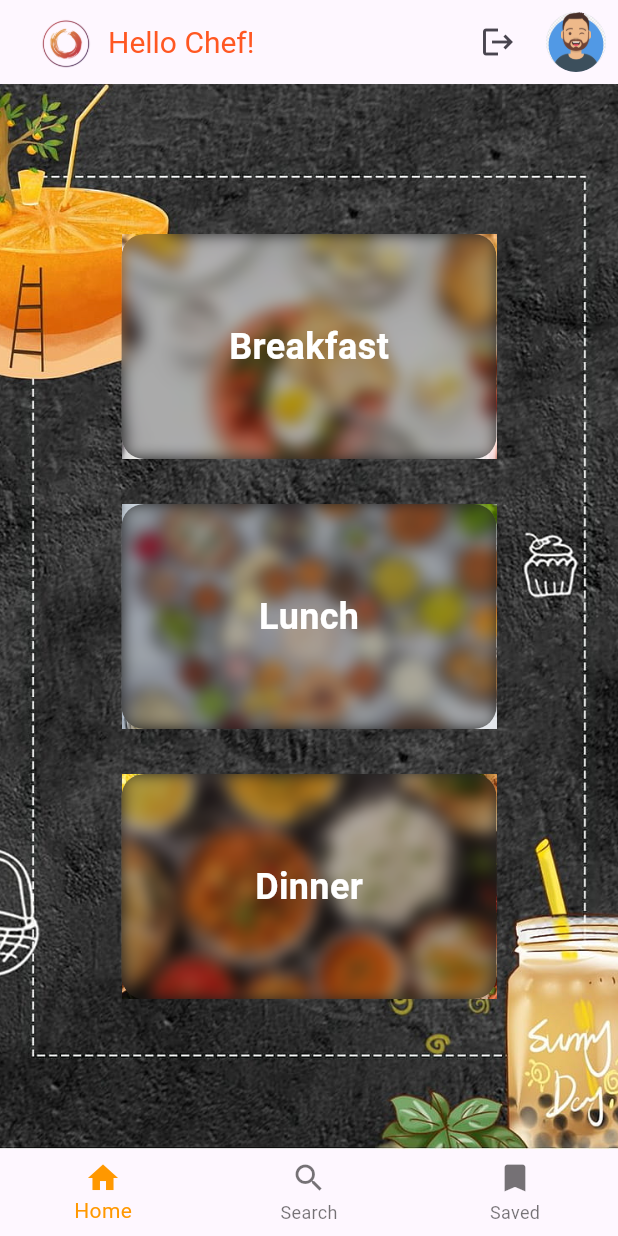
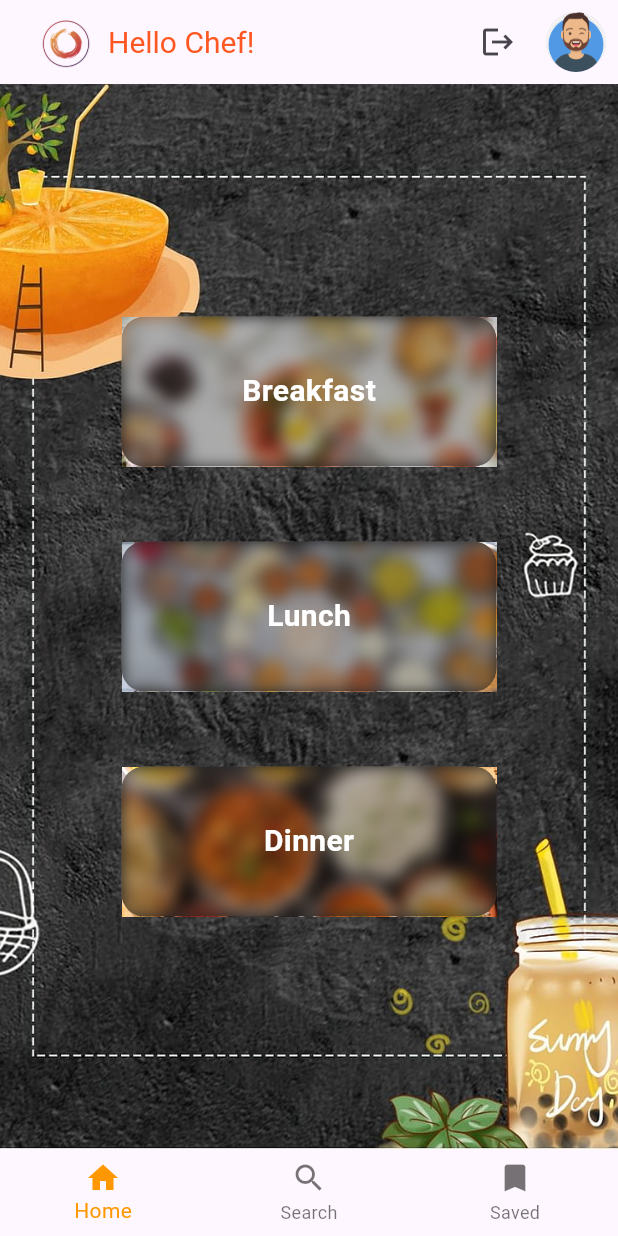
Before and after one commit to tiirth22/FlavorSphere, a Flutter app: the screen it shows once a user with an empty profile is signed in, on a phone screen of 412 x 824 dp. Run offline on Flutter 3.47's test engine with Material 3 defaults, Android fonts, the light colour scheme and no system bars; our stand-ins replace firebase_auth, firebase_core, permission_handler, shared_preferences, speech_to_text; accounts and stored records are empty.

Commit message:
background and button

```diff
--- a/lib/home_page.dart
+++ b/lib/home_page.dart
@@ -128,7 +128,7 @@ class HomeContent extends StatelessWidget {
                   );
                 },
               ),
-              SizedBox(height: 30), // Adjust spacing as needed
+              SizedBox(height: 50), // Adjust spacing as needed
               BlurredButton(
                 imagePath: 'assets/images/lunch.jpeg',
                 label: 'Lunch',
@@ -142,7 +142,7 @@ class HomeContent extends StatelessWidget {
                   );
                 },
               ),
-              SizedBox(height: 30), // Adjust spacing as needed
+              SizedBox(height: 50), // Adjust spacing as needed
               BlurredButton(
                 imagePath: 'assets/images/dinner.jpg',
                 label: 'Dinner',
@@ -182,11 +182,11 @@ class BlurredButton extends StatelessWidget {
       child: Stack(
         alignment: Alignment.center,
         children: [
-          // Background image
+          // Background image with updated size
           Image.asset(
             imagePath,
-            width: 250, // Reduced width
-            height: 150, // Reduced height
+            width: 250, // Set width to 250
+            height: 100, // Set height to 100
             fit: BoxFit.cover,
           ),
           // Blurred effect
@@ -195,8 +195,8 @@ class BlurredButton extends StatelessWidget {
             child: BackdropFilter(
               filter: ImageFilter.blur(sigmaX: 5, sigmaY: 5),
               child: Container(
-                width: 250, // Match the reduced width
-                height: 150, // Match the reduced height
+                width: 250, // Match width to 250
+                height: 100, // Match height to 100
                 decoration: BoxDecoration(
                   color: Colors.black.withOpacity(0.3),
                   borderRadius: BorderRadius.circular(15),
@@ -205,7 +205,7 @@ class BlurredButton extends StatelessWidget {
                 child: Text(
                   label,
                   style: TextStyle(
-                    fontSize: 24, // Reduced font size for better fit
+                    fontSize: 20, // Adjusted font size for better fit
                     color: Colors.white,
                     fontWeight: FontWeight.bold,
                   ),
```
